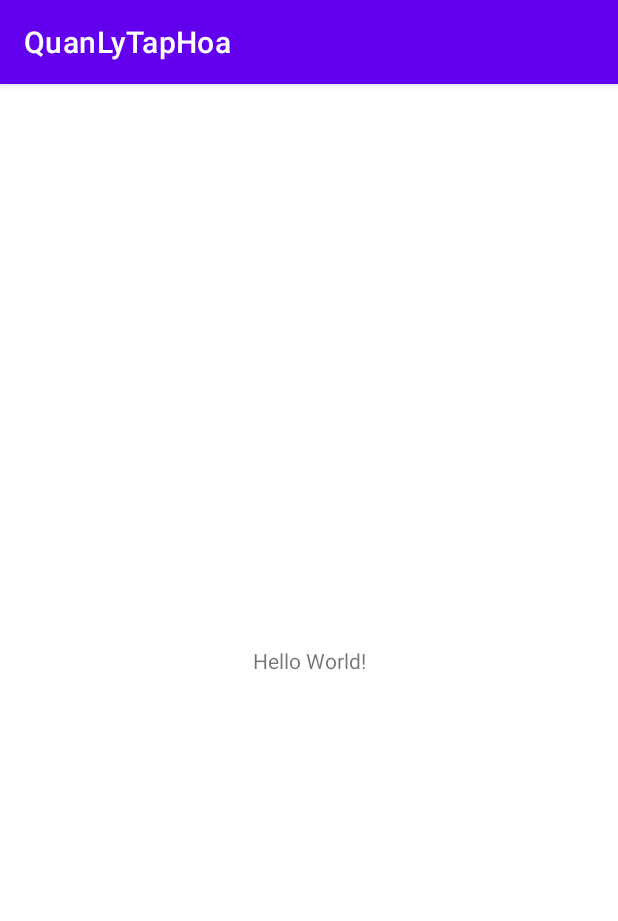
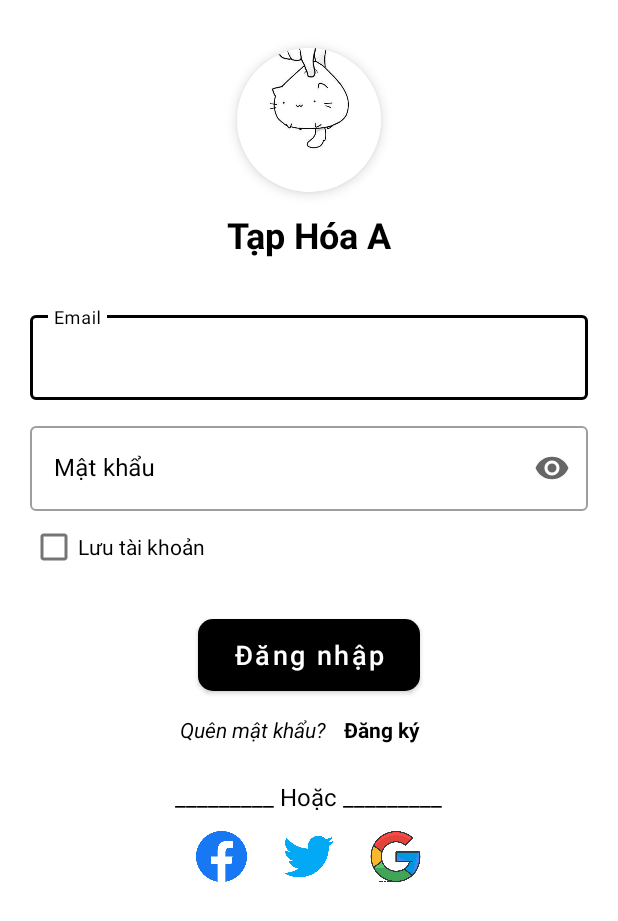
Before and after one commit to hi-uta27/QuanLyTapHoa, an Android app: the screen it shows after launch (MainActivity before the commit, LoginActivity after it), on a phone screen of 412 x 824 dp. Shown: the top 921 px of the screen. Run offline under Robolectric (Android 15) with nearby library versions, the phone set to English and light mode, and no system bars.

Commit message:
design login activity with xml

```diff
--- a/QuanLyTapHoa/app/build.gradle
+++ b/QuanLyTapHoa/app/build.gradle
@@ -5,12 +5,12 @@ plugins {
 
 android {
     namespace 'com.tavanhieu.quanlytaphoa'
-    compileSdk 32
+    compileSdk 33
 
     defaultConfig {
         applicationId "com.tavanhieu.quanlytaphoa"
         minSdk 24
-        targetSdk 32
+        targetSdk 33
         versionCode 1
         versionName "1.0"
 
--- /dev/null
+++ b/QuanLyTapHoa/app/src/main/java/com/tavanhieu/quanlytaphoa/login/presentations/LoginActivity.kt
@@ -0,0 +1,12 @@
+package com.tavanhieu.quanlytaphoa.login.presentations
+
+import androidx.appcompat.app.AppCompatActivity
+import android.os.Bundle
+import com.tavanhieu.quanlytaphoa.R
+
+class LoginActivity : AppCompatActivity() {
+    override fun onCreate(savedInstanceState: Bundle?) {
+        super.onCreate(savedInstanceState)
+        setContentView(R.layout.activity_login)
+    }
+}
--- /dev/null
+++ b/QuanLyTapHoa/app/src/main/res/drawable/corner_radius_10.xml
@@ -0,0 +1,6 @@
+<?xml version="1.0" encoding="utf-8"?>
+<shape xmlns:android="http://schemas.android.com/apk/res/android"
+    android:shape="rectangle">
+    <solid android:color="@color/white" />
+    <corners android:radius="10dp" />
+</shape>
--- /dev/null
+++ b/QuanLyTapHoa/app/src/main/res/layout/activity_login.xml
@@ -0,0 +1,194 @@
+<?xml version="1.0" encoding="utf-8"?>
+<androidx.core.widget.NestedScrollView xmlns:android="http://schemas.android.com/apk/res/android"
+    xmlns:app="http://schemas.android.com/apk/res-auto"
+    xmlns:tools="http://schemas.android.com/tools"
+    android:layout_width="match_parent"
+    android:layout_height="match_parent"
+    android:focusable="true"
+    android:focusableInTouchMode="true"
+    tools:context=".login.presentations.LoginActivity">
+
+    <androidx.constraintlayout.widget.ConstraintLayout
+        android:layout_width="match_parent"
+        android:layout_height="match_parent">
+
+        <androidx.cardview.widget.CardView
+            android:id="@+id/cardView"
+            android:layout_width="96dp"
+            android:layout_height="96dp"
+            android:layout_marginTop="32dp"
+            app:cardCornerRadius="50dp"
+            app:cardElevation="5dp"
+            app:layout_constraintEnd_toEndOf="parent"
+            app:layout_constraintStart_toStartOf="parent"
+            app:layout_constraintTop_toTopOf="parent">
+
+            <ImageView
+                android:layout_width="match_parent"
+                android:layout_height="match_parent"
+                android:contentDescription="@string/logo"
+                android:scaleType="centerCrop"
+                android:src="@drawable/ic_logo" />
+        </androidx.cardview.widget.CardView>
+
+
+        <TextView
+            android:id="@+id/appTitle"
+            android:layout_width="wrap_content"
+            android:layout_height="wrap_content"
+            android:layout_marginTop="12dp"
+            android:text="@string/title_app"
+            android:textColor="@color/black"
+            android:textSize="24sp"
+            android:textStyle="bold"
+            app:layout_constraintEnd_toEndOf="parent"
+            app:layout_constraintStart_toStartOf="parent"
+            app:layout_constraintTop_toBottomOf="@+id/cardView" />
+
+        <RelativeLayout
+            android:layout_width="0dp"
+            android:layout_height="wrap_content"
+            android:layout_marginStart="20dp"
+            android:layout_marginEnd="20dp"
+            app:layout_constraintEnd_toEndOf="parent"
+            app:layout_constraintStart_toStartOf="parent"
+            app:layout_constraintTop_toBottomOf="@+id/appTitle">
+
+            <com.google.android.material.textfield.TextInputLayout
+                android:id="@+id/emailLayout"
+                style="@style/Widget.MaterialComponents.TextInputLayout.OutlinedBox"
+                android:layout_width="match_parent"
+                android:layout_height="wrap_content"
+                android:layout_marginTop="32dp"
+                android:hint="@string/email"
+                android:textColorHint="@color/black">
+
+                <com.google.android.material.textfield.TextInputEditText
+                    android:id="@+id/emailEditText"
+                    android:layout_width="match_parent"
+                    android:layout_height="wrap_content"
+                    android:freezesText="false"
+                    android:maxLines="1"
+                    android:singleLine="true"
+                    tools:ignore="TextContrastCheck" />
+            </com.google.android.material.textfield.TextInputLayout>
+
+            <com.google.android.material.textfield.TextInputLayout
+                android:id="@+id/passwordLayout"
+                style="@style/Widget.MaterialComponents.TextInputLayout.OutlinedBox"
+                android:layout_width="match_parent"
+                android:layout_height="wrap_content"
+                android:layout_below="@+id/emailLayout"
+                android:layout_marginTop="12dp"
+                android:hint="@string/password"
+                android:textColorHint="@color/black"
+                app:endIconMode="password_toggle">
+
+                <com.google.android.material.textfield.TextInputEditText
+                    android:id="@+id/passwordEditText"
+                    android:layout_width="match_parent"
+                    android:layout_height="wrap_content"
+                    android:inputType="textPassword"
+                    android:maxLines="1"
+                    android:singleLine="true"
+                    android:textColorHint="#757575"
+                    tools:ignore="TextContrastCheck" />
+            </com.google.android.material.textfield.TextInputLayout>
+
+            <CheckBox
+                android:id="@+id/rememberPasswordCheckBox"
+                android:layout_width="wrap_content"
+                android:layout_height="wrap_content"
+                android:layout_below="@+id/passwordLayout"
+                android:layout_alignParentStart="true"
+                android:text="@string/remember_account" />
+
+            <LinearLayout
+                android:id="@+id/forgotPasswordLayout"
+                android:layout_width="wrap_content"
+                android:layout_height="wrap_content"
+                android:layout_below="@+id/loginButton"
+                android:layout_alignParentStart="true"
+                android:layout_alignParentEnd="true"
+                android:layout_marginTop="16dp"
+                android:gravity="center">
+
+                <TextView
+                    android:layout_width="wrap_content"
+                    android:layout_height="wrap_content"
+                    android:layout_marginEnd="12dp"
+                    android:text="@string/forgot_password"
+                    android:textAlignment="center"
+                    android:textColor="@color/black"
+                    android:textSize="14sp"
+                    android:textStyle="italic" />
+
+                <TextView
+                    android:id="@+id/registerTextView"
+                    android:layout_width="wrap_content"
+                    android:layout_height="wrap_content"
+                    android:layout_marginEnd="12dp"
+                    android:text="@string/register"
+                    android:textAlignment="center"
+                    android:textColor="@color/black"
+                    android:textSize="14sp"
+                    android:textStyle="bold" />
+            </LinearLayout>
+
+            <Button
+                android:id="@+id/loginButton"
+                android:layout_width="wrap_content"
+                android:layout_height="wrap_content"
+                android:layout_below="@+id/rememberPasswordCheckBox"
+                android:layout_centerHorizontal="true"
+                android:layout_marginTop="24dp"
+                android:background="@drawable/corner_radius_10"
+                android:paddingStart="24dp"
+                android:paddingEnd="24dp"
+                android:text="@string/login"
+                android:textAllCaps="false"
+                android:textSize="18sp" />
+
+            <TextView
+                android:id="@+id/orTextView"
+                android:layout_width="wrap_content"
+                android:layout_height="wrap_content"
+                android:layout_below="@+id/forgotPasswordLayout"
+                android:layout_centerHorizontal="true"
+                android:layout_marginTop="24dp"
+                android:text="@string/or_with_underline"
+                android:textColor="@color/black"
+                android:textSize="16sp" />
+
+            <LinearLayout
+                android:layout_width="match_parent"
+                android:layout_height="wrap_content"
+                android:layout_below="@id/orTextView"
+                android:gravity="center">
+
+                <ImageView
+                    android:layout_width="34dp"
+                    android:layout_height="34dp"
+                    android:layout_margin="12dp"
+                    android:contentDescription="@string/facebook"
+                    android:src="@drawable/ic_facebook" />
+
+                <ImageView
+                    android:layout_width="34dp"
+                    android:layout_height="34dp"
+                    android:layout_margin="12dp"
+                    android:contentDescription="@string/twistter"
+                    android:src="@drawable/ic_twitter"
+                    tools:ignore="ImageContrastCheck" />
+
+                <ImageView
+                    android:layout_width="34dp"
+                    android:layout_height="34dp"
+                    android:layout_margin="12dp"
+                    android:contentDescription="@string/google"
+                    android:src="@drawable/ic_google" />
+            </LinearLayout>
+
+        </RelativeLayout>
+    </androidx.constraintlayout.widget.ConstraintLayout>
+</androidx.core.widget.NestedScrollView>
--- a/QuanLyTapHoa/app/src/main/res/values/strings.xml
+++ b/QuanLyTapHoa/app/src/main/res/values/strings.xml
@@ -1,3 +1,14 @@
 <resources>
-    <string name="app_name">QuanLyTapHoa</string>
+    <string name="title_app">Tạp Hóa A</string>
+    <string name="facebook">Facebook</string>
+    <string name="twistter">Twistter</string>
+    <string name="google">Google</string>
+    <string name="or_with_underline">_________ Hoặc _________</string>
+    <string name="login">Đăng nhập</string>
+    <string name="register">Đăng ký</string>
+    <string name="forgot_password">Quên mật khẩu? </string>
+    <string name="remember_account">Lưu tài khoản</string>
+    <string name="password">Mật khẩu</string>
+    <string name="email">Email</string>
+    <string name="logo">Logo</string>
 </resources>
--- a/QuanLyTapHoa/app/src/main/res/values/themes.xml
+++ b/QuanLyTapHoa/app/src/main/res/values/themes.xml
@@ -1,14 +1,14 @@
 <resources xmlns:tools="http://schemas.android.com/tools">
     <!-- Base application theme. -->
-    <style name="Theme.QuanLyTapHoa" parent="Theme.MaterialComponents.DayNight.DarkActionBar">
+    <style name="Theme.QuanLyTapHoa" parent="Theme.MaterialComponents.DayNight.NoActionBar">
         <!-- Primary brand color. -->
-        <item name="colorPrimary">@color/purple_500</item>
-        <item name="colorPrimaryVariant">@color/purple_700</item>
+        <item name="colorPrimary">@color/black</item>
+        <item name="colorPrimaryVariant">@color/black</item>
         <item name="colorOnPrimary">@color/white</item>
         <!-- Secondary brand color. -->
-        <item name="colorSecondary">@color/teal_200</item>
-        <item name="colorSecondaryVariant">@color/teal_700</item>
-        <item name="colorOnSecondary">@color/black</item>
+        <item name="colorSecondary">@color/black</item>
+        <item name="colorSecondaryVariant">@color/black</item>
+        <item name="colorOnSecondary">@color/white</item>
         <!-- Status bar color. -->
         <item name="android:statusBarColor">?attr/colorPrimaryVariant</item>
         <!-- Customize your theme here. -->
```
Also changed, not shown: QuanLyTapHoa/app/src/main/AndroidManifest.xml (+10 -4 lines), QuanLyTapHoa/app/src/main/res/drawable/ic_facebook.png (added), QuanLyTapHoa/app/src/main/res/drawable/ic_google.png (added), QuanLyTapHoa/app/src/main/res/drawable/ic_logo.jpg (added), QuanLyTapHoa/app/src/main/res/drawable/ic_twitter.png (added).
